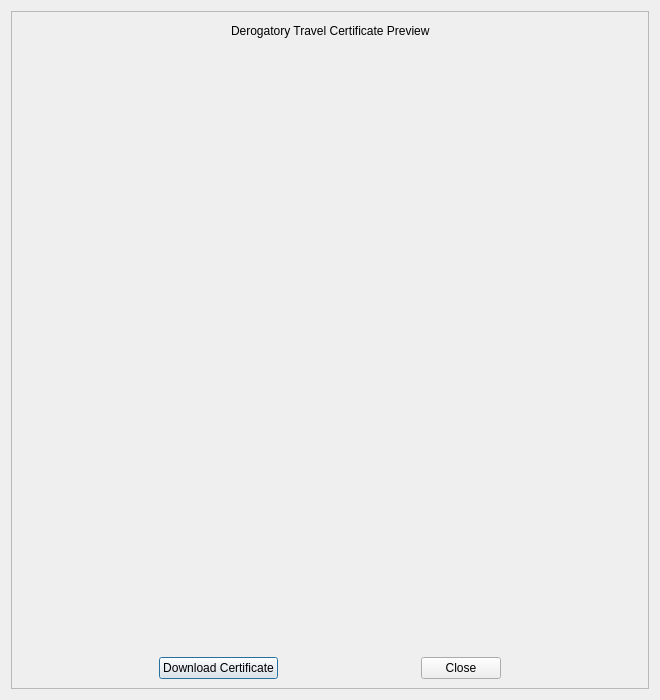
Old version of the form coronAppli/dialogpdf.ui in the repository EquipeNord/Coronavirus.
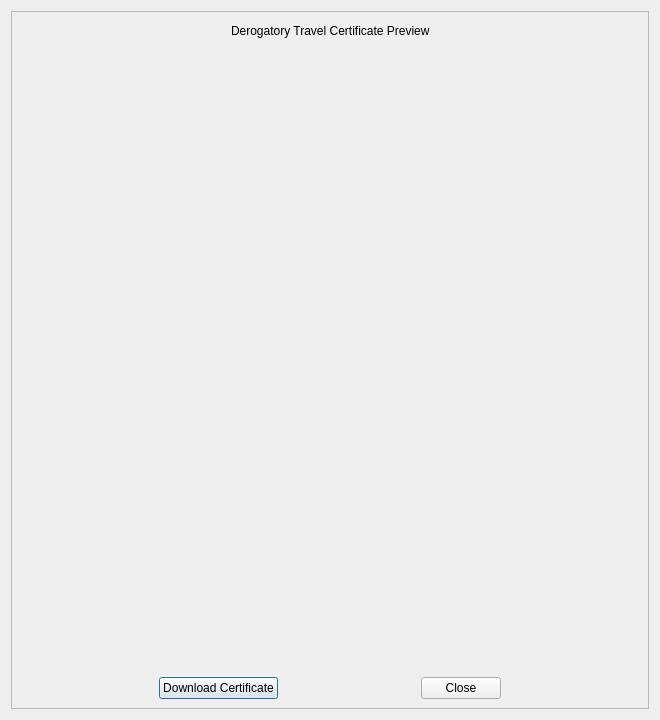
New version of the form.

Commit message: Nouvelle attestation

Patch:
```diff
--- a/coronAppli/dialogpdf.ui
+++ b/coronAppli/dialogpdf.ui
@@ -7,19 +7,19 @@
     <x>0</x>
     <y>0</y>
     <width>660</width>
-    <height>700</height>
+    <height>720</height>
    </rect>
   </property>
   <property name="minimumSize">
    <size>
     <width>660</width>
-    <height>700</height>
+    <height>720</height>
    </size>
   </property>
   <property name="maximumSize">
    <size>
     <width>660</width>
-    <height>700</height>
+    <height>720</height>
    </size>
   </property>
   <property name="windowTitle">
@@ -37,7 +37,7 @@
         <x>0</x>
         <y>0</y>
         <width>640</width>
-        <height>680</height>
+        <height>700</height>
        </rect>
       </property>
       <layout class="QVBoxLayout" name="verticalLayout_3">
```
The commit also changes 2 other files.
